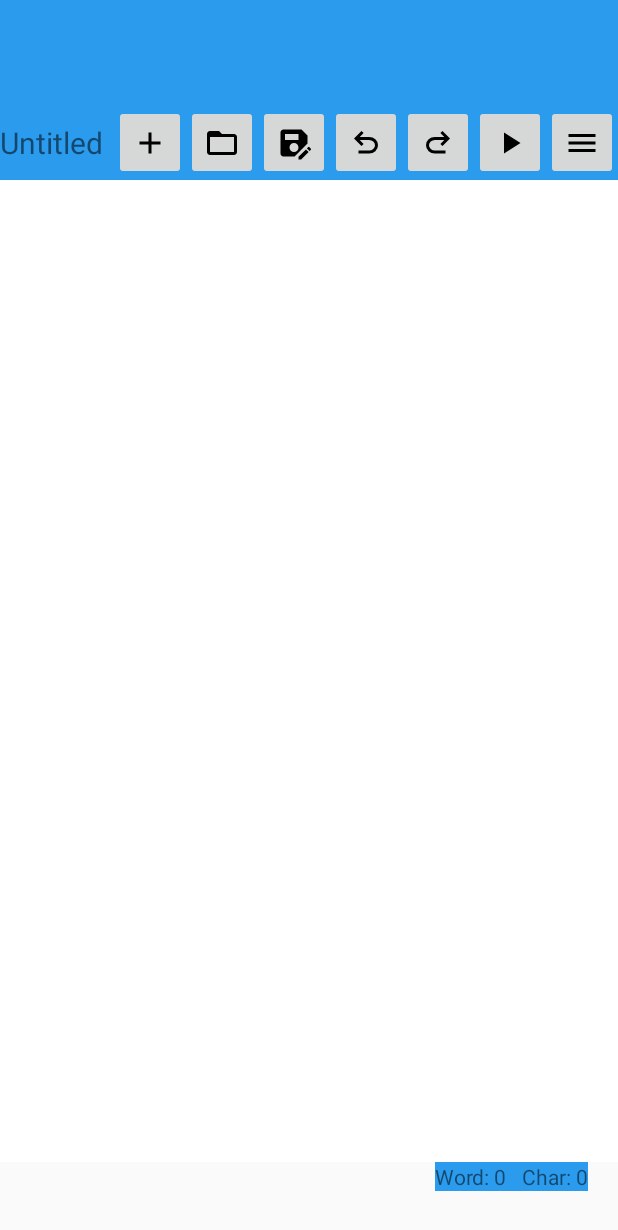
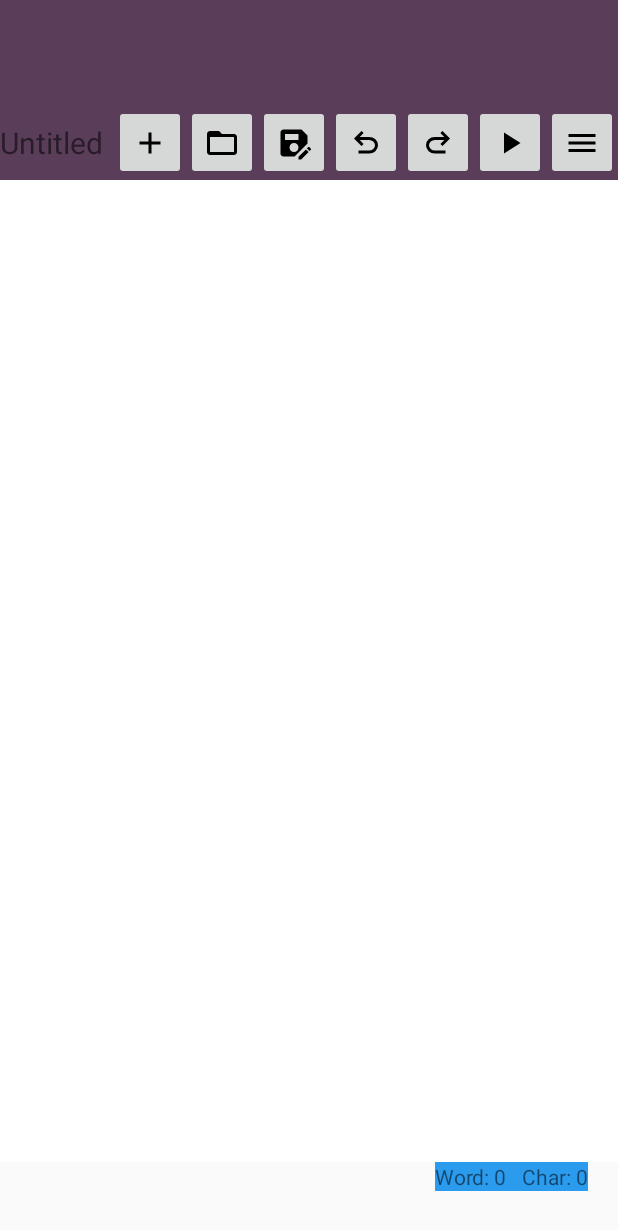
Before and after one commit to SCYSilva/Text-Editor-Project-MAD, an Android app built with Jetpack Compose: the screen it shows after launch (MainActivity), on a phone screen of 412 x 824 dp. Shown: the top 1230 px of the screen. Run offline under Robolectric (Android 15) with nearby library versions, the phone set to English and light mode, and no system bars.

Commit message:
Editor style updated

```diff
--- a/app/src/main/res/layout/top_toolbar.xml
+++ b/app/src/main/res/layout/top_toolbar.xml
@@ -3,7 +3,7 @@
 <LinearLayout xmlns:android="http://schemas.android.com/apk/res/android"
     android:layout_width="match_parent"
     android:layout_height="wrap_content"
-    android:background="@color/texi"
+    android:background="@color/material_dynamic_tertiary30"
     android:orientation="horizontal"
     android:paddingTop="70dp">
 
@@ -11,45 +11,51 @@
         android:id="@+id/docTitle"
         android:layout_width="wrap_content"
         android:layout_height="wrap_content"
+        android:layout_gravity="center_vertical"
         android:layout_weight="1"
         android:text="@string/docTitle"
-            android:layout_gravity="center_vertical"
-            android:textSize="20sp"
-            />
+        android:textSize="20sp" />
+
         <ImageButton
             android:id="@+id/btnNew"
             android:layout_width="wrap_content"
             android:layout_height="50dp"
             android:src="@drawable/outline_add_24" />
+
         <ImageButton
             android:id="@+id/btnOpen"
             android:layout_width="wrap_content"
             android:layout_height="50dp"
-                android:src="@drawable/baseline_folder_open_24"/>
+            android:src="@drawable/baseline_folder_open_24" />
+
         <ImageButton
             android:id="@+id/btnSave"
             android:layout_width="wrap_content"
             android:layout_height="50dp"
-            android:src="@drawable/baseline_save_as_24"/>
+            android:src="@drawable/baseline_save_as_24" />
+
         <ImageButton
             android:id="@+id/btnUndo"
             android:layout_width="wrap_content"
             android:layout_height="50dp"
             android:src="@drawable/outline_undo_24" />
+
         <ImageButton
             android:id="@+id/btnRedo"
             android:layout_width="wrap_content"
             android:layout_height="50dp"
-            android:src="@drawable/outline_redo_24"/>
+            android:src="@drawable/outline_redo_24" />
+
         <ImageButton
             android:id="@+id/btnCompile"
             android:layout_width="wrap_content"
             android:layout_height="50dp"
-            android:src="@drawable/baseline_play_arrow_24"/>
+            android:src="@drawable/baseline_play_arrow_24" />
+
         <ImageButton
             android:id="@+id/btnDropDown"
             android:layout_width="wrap_content"
             android:layout_height="50dp"
-            android:src="@drawable/baseline_menu_24"/>
+            android:src="@drawable/baseline_menu_24" />
 
 </LinearLayout>
```
Lines whose indentation alone changed are shown as unchanged.
